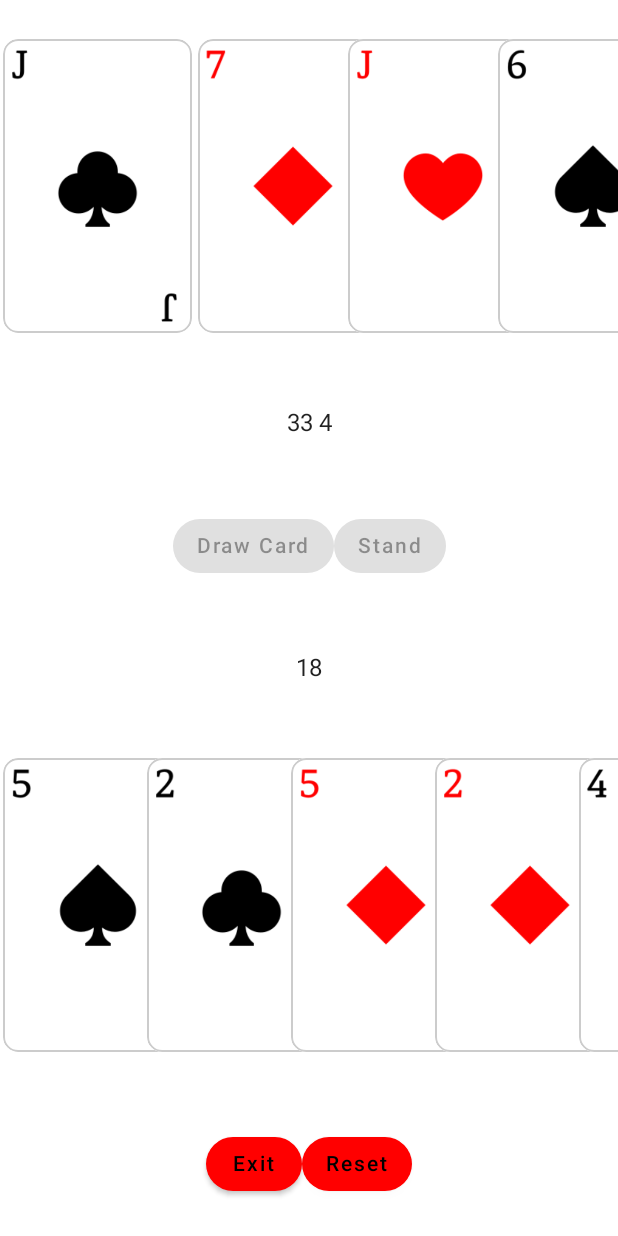
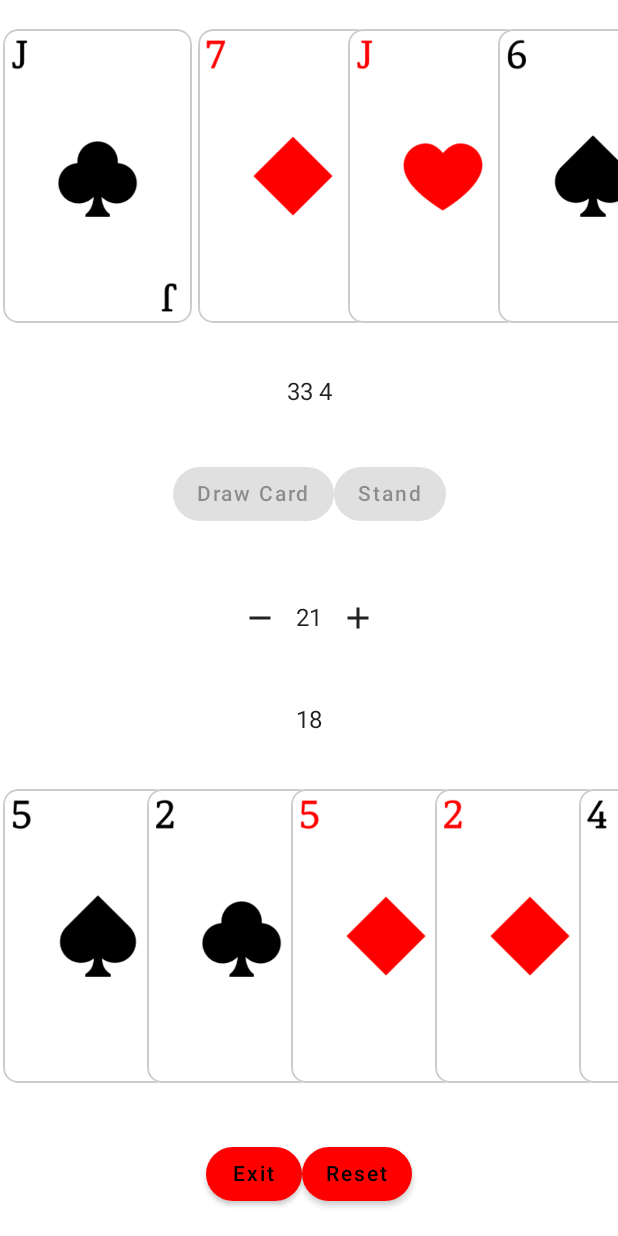
Before and after one commit to itiel-felix/21-blackjack-kotlin-compose, an Android app built with Jetpack Compose: the GameActivity screen opened directly, with no data from a screen before it, after a tap on "Stand", on a phone screen of 412 x 824 dp. Run offline under Robolectric (Android 15) with nearby library versions, the phone set to English and light mode, and no system bars; 1 other tap on this screen came first.

Commit message:
Added buttons to change limit points

```diff
--- a/app/src/main/java/com/itielfelix/examen1/GameActivity.kt
+++ b/app/src/main/java/com/itielfelix/examen1/GameActivity.kt
@@ -13,6 +13,10 @@ import androidx.compose.foundation.lazy.LazyRow
 import androidx.compose.foundation.lazy.items
 import androidx.compose.foundation.shape.RoundedCornerShape
 import androidx.compose.material.*
+import androidx.compose.material.icons.Icons
+import androidx.compose.material.icons.filled.Add
+import androidx.compose.material.icons.filled.Minimize
+import androidx.compose.material.icons.filled.Remove
 import androidx.compose.runtime.*
 import androidx.compose.runtime.saveable.rememberSaveable
 import androidx.compose.ui.Alignment
@@ -24,7 +28,6 @@ import androidx.compose.ui.platform.LocalContext
 import androidx.compose.ui.res.painterResource
 import androidx.compose.ui.unit.dp
 import com.itielfelix.examen1.ui.theme.Examen1Theme
-import java.text.DateFormat
 import java.text.SimpleDateFormat
 import java.util.*
 
@@ -35,6 +38,7 @@ var allCards  = mutableListOf("h2","h3","h4","h5","h6","h7","h8","h9","h10","hj"
 var variableCards = allCards.toMutableList()
 var playerHand = mutableListOf<String>()
 var croupier = mutableListOf<String>()
+var limit = 21
 class GameActivity : ComponentActivity() {
 lateinit var history:DatabaseHelper
     override fun onCreate(savedInstanceState: Bundle?) {
@@ -59,6 +63,7 @@ lateinit var history:DatabaseHelper
     @SuppressLint("DiscouragedApi")
     @Composable
     fun GameUI() {
+        var limitPoints by remember{mutableStateOf(limit)}
         val buttonColors = ButtonDefaults.buttonColors(backgroundColor = appColor)
         var winner by rememberSaveable{
             mutableStateOf(false)
@@ -77,12 +82,12 @@ lateinit var history:DatabaseHelper
         val croupierCards = remember { croupier.toMutableStateList() } //Croupier hand of cards
         var numCards by remember{ mutableStateOf( playerCards.size)} //Number of cards in playersHand
         var points by remember{ mutableStateOf(0) } //Points earned
-        var reached21Points by remember { mutableStateOf(false)} //True if 21 points has been reached
+        var reachedPoints by remember { mutableStateOf(false)} //True if 21 points has been reached
         var stand by remember { mutableStateOf(false)} //True if player dont want to draw cards
 
         //Determine if 21 points has been reached
         points = calculatePoints(playerCards)
-        reached21Points = !(points>21 || stand)
+        reachedPoints = !(points>limit || stand)
 
         Column(Modifier.fillMaxSize(), horizontalAlignment = Alignment.CenterHorizontally, verticalArrangement = Arrangement.SpaceAround) {
             Row(Modifier.horizontalScroll(ScrollState(0)),horizontalArrangement = Arrangement.Center){
@@ -176,17 +181,26 @@ lateinit var history:DatabaseHelper
                     playerCards.add(variableCards.removeLast())
                     numCards = playerCards.size
                 }, colors = buttonColors,
-                    enabled = reached21Points, shape = RoundedCornerShape(50)
+                    enabled = reachedPoints, shape = RoundedCornerShape(50)
                 ) {
                     Text("Draw Card")
                 }
 
                 Button(onClick = {
                     stand = !stand
-                    reached21Points = false
+                    reachedPoints = false
                 }, colors = buttonColors, shape = RoundedCornerShape(50),
                     enabled = !stand) {
                     Text(text = "Stand")
+                }
+            }
+            Row(verticalAlignment = Alignment.CenterVertically, horizontalArrangement = Arrangement.Center){
+                    IconButton(onClick = { if(limit!=50) {limit+=1; limitPoints = limit}}, enabled = stand) {
+                        Icon(imageVector = Icons.Default.Remove, contentDescription = "add")
+                }
+                    Text("$limitPoints")
+                    IconButton(onClick = { if(limit!=0) {limit-=1; limitPoints = limit}}, enabled= stand) {
+                        Icon(imageVector = Icons.Default.Add, contentDescription = "add")
                 }
             }
             Text(points.toString())
@@ -213,7 +227,7 @@ lateinit var history:DatabaseHelper
                     playerCards.add(variableCards.removeLast())
                     croupierCards.add(variableCards.removeLast())
                     croupierCards.add(variableCards.removeLast())
-                    reached21Points = false
+                    reachedPoints = false
                     stand = false
                     winner = false
                 }, colors = buttonColors, shape = RoundedCornerShape(50)) {
@@ -261,16 +275,16 @@ fun calculatePoints(listCards:MutableList<String>):Int{
         }
     }
     listOfLetterCards.forEach{ _ ->
-        points += if((points+11) >21) { 1 } else 11
+        points += if((points+11) >limit) { 1 } else 11
     }
     return points
 }
 
 fun chooseWinner(croupier:Int, player:Int):String{
-    val winner:String = if(player>21){
+    val winner:String = if(player>limit){
                             "Croupier"
                         }else{
-                            if (croupier>21){
+                            if (croupier>limit){
                                 "Player"
                             } else{
                                 if(croupier>player)  {
--- a/app/src/main/java/com/itielfelix/examen1/InstructionsActivity.kt
+++ b/app/src/main/java/com/itielfelix/examen1/InstructionsActivity.kt
@@ -31,6 +31,7 @@ import com.google.accompanist.pager.ExperimentalPagerApi
 import com.google.accompanist.pager.HorizontalPager
 import com.google.accompanist.pager.rememberPagerState
 import com.itielfelix.examen1.ui.theme.Examen1Theme
+
 var instructionsHand = mutableListOf<String>()
 var croupierHand = mutableListOf<String>()
 class InstructionsActivity : ComponentActivity() {
```
